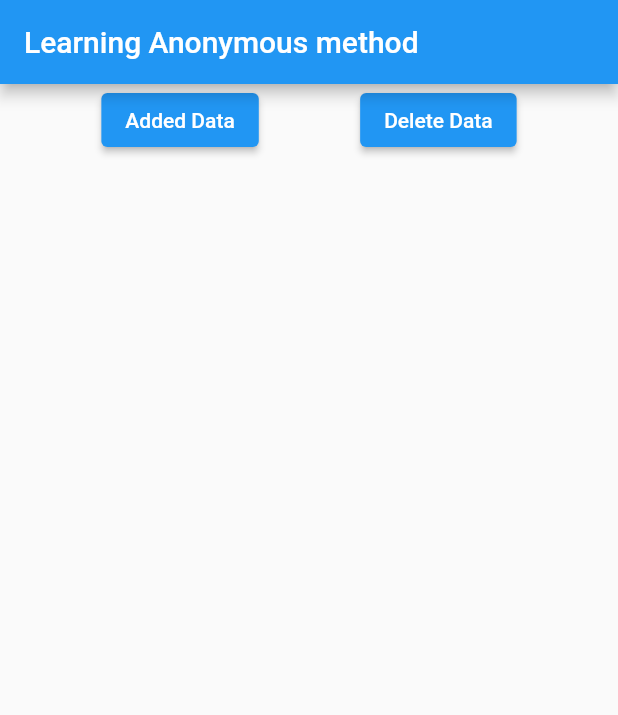
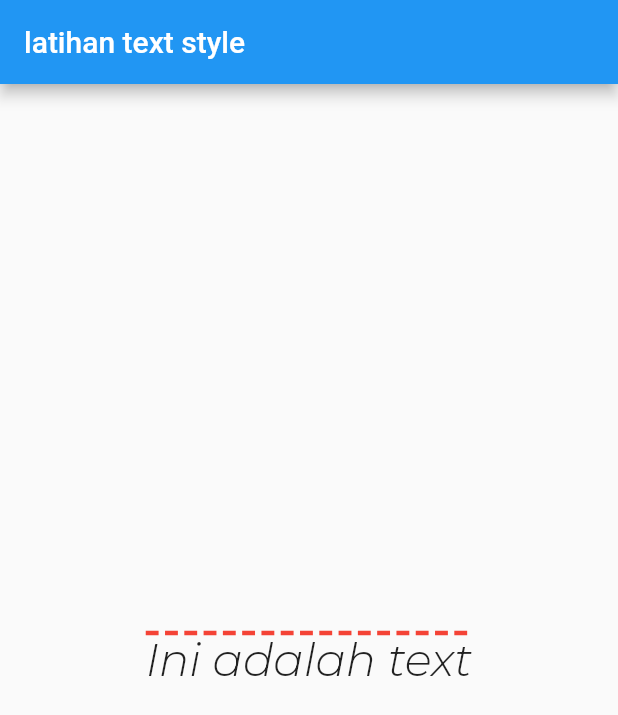
Before and after one commit to acepnurmansidik/Flutter_Practice, a Flutter app: the screen it shows after launch, on a phone screen of 412 x 824 dp. Shown: the top 715 px of the screen. Run offline on Flutter 3.47's test engine with Material 2 defaults, Android fonts, the phone set to English and light mode, and no system bars.

Commit message:
TextStyle

```diff
--- a/lib/main.dart
+++ b/lib/main.dart
@@ -10,42 +10,27 @@ class MyApp extends StatefulWidget {
 }
 
 class _MyAppState extends State<MyApp> {
-  int counter = 0;
-  List<Widget> widgetsTea = [];
-
   @override
   Widget build(BuildContext context) {
     return MaterialApp(
       home: Scaffold(
-          appBar: AppBar(
-            title: const Text("Learning Anonymous method"),
+        appBar: AppBar(
+          title: const Text("latihan text style"),
+        ),
+        body: const Center(
+          child: Text(
+            "Ini adalah text",
+            style: TextStyle(
+                fontFamily: "Montserrat",
+                fontStyle: FontStyle.italic,
+                fontSize: 30,
+                decoration: TextDecoration.overline,
+                decorationColor: Colors.red,
+                decorationThickness: 2,
+                decorationStyle: TextDecorationStyle.dashed),
           ),
-          body: ListView(
-            children: <Widget>[
-              Row(
-                mainAxisAlignment: MainAxisAlignment.spaceEvenly,
-                children: <Widget>[
-                  ElevatedButton(
-                    child: Text("Added Data"),
-                    onPressed: () => setState(() {
-                      widgetsTea.add(Text("Date Ke-" + counter.toString()));
-                      counter++;
-                    }),
-                  ),
-                  ElevatedButton(
-                    child: Text("Delete Data"),
-                    onPressed: () => setState(() {
-                      widgetsTea.removeLast();
-                      counter--;
-                    }),
-                  )
-                ],
-              ),
-              Column(
-                children: widgetsTea,
-              )
-            ],
-          )),
+        ),
+      ),
     );
   }
 }
```
Also changed, not shown: pubspec.yaml (+6 -6 lines), fonts/Montserrat-LightItalic.ttf (added), fonts/Montserrat-Regular.ttf (added).
